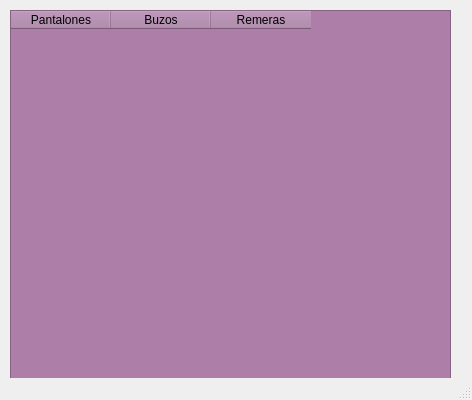
First picture: the form in lista.ui, repository MateMar04/TP-Martia, before the edit.
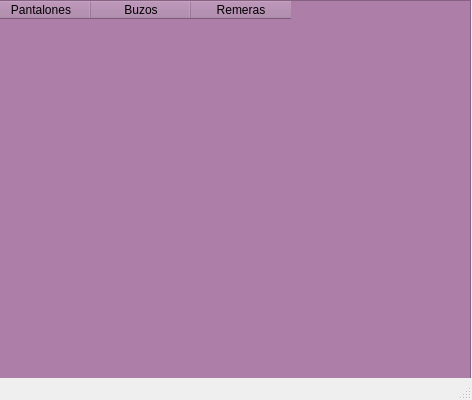
Second picture: the form after the edit.

Commit message: correccion de ListWindow

Patch:
```diff
--- a/lista.ui
+++ b/lista.ui
@@ -17,10 +17,10 @@
    <widget class="QTableWidget" name="tb_stock">
     <property name="geometry">
      <rect>
-      <x>10</x>
-      <y>10</y>
-      <width>441</width>
-      <height>371</height>
+      <x>-10</x>
+      <y>0</y>
+      <width>481</width>
+      <height>381</height>
      </rect>
     </property>
     <property name="styleSheet">
```
Left out of the diff: 10 changed lines with no effect on the pictures. The commit also changes 1 other file.
